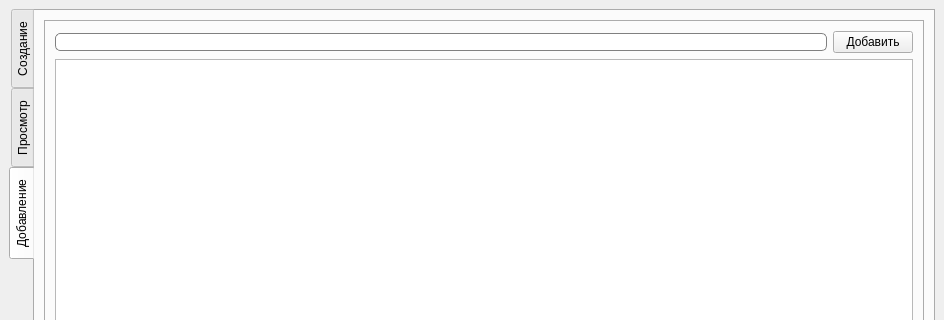
Old version of the form resourses/mainWin.ui in the repository Alena00-1/timetable; both pictures show x 0 to 944 and y 0 to 320 of the 944 by 689 pixel window.
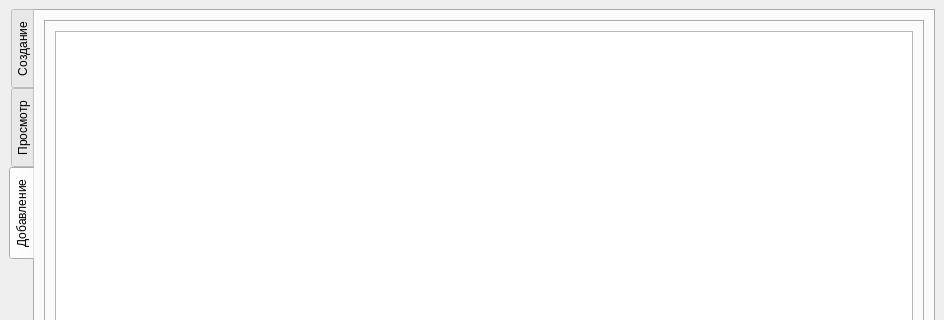
New version of the form. The open tabs and pages were chosen to show the change.

Diff of the .ui file:
```diff
--- a/resourses/mainWin.ui
+++ b/resourses/mainWin.ui
@@ -355,28 +355,6 @@
             <string>Пользователи</string>
            </attribute>
            <layout class="QVBoxLayout" name="verticalLayout_9">
-            <item>
-             <layout class="QHBoxLayout" name="horizontalLayout_7">
-              <item>
-               <widget class="QLineEdit" name="edit_user">
-                <property name="styleSheet">
-                 <string notr="true">border: 1px solid gray;
-border-radius: 5px;</string>
-                </property>
-                <property name="maxLength">
-                 <number>999</number>
-                </property>
-               </widget>
-              </item>
-              <item>
-               <widget class="QPushButton" name="button_user">
-                <property name="text">
-                 <string>Добавить</string>
-                </property>
-               </widget>
-              </item>
-             </layout>
-            </item>
             <item>
              <widget class="QTableWidget" name="table_user">
               <property name="focusPolicy">
```
